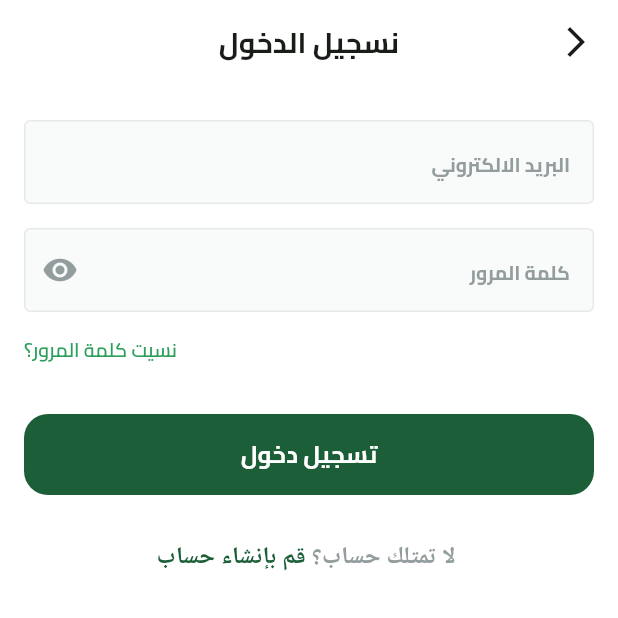
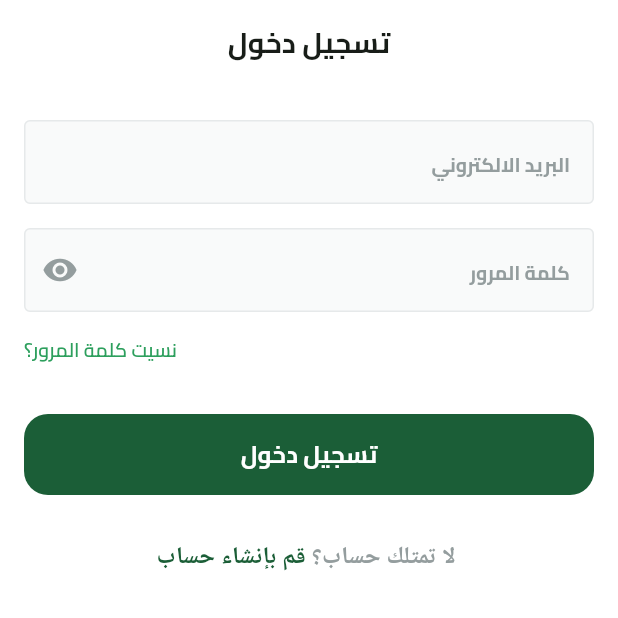
Before and after one commit to ahmedasaber/fruits_ecommerce, a Flutter app: the SignInView screen opened by its route, after a tap on "تسجيل دخول", after a tap on "تسجيل بواسطة جوجل", on a phone screen of 412 x 824 dp, the top half of it. Run offline on Flutter 3.47's test engine with Material 3 defaults, Android fonts, the phone set to English and light mode, and no system bars; drawn by our look-alikes of modal_progress_hud_nsn; our stand-ins replace dartz, dots_indicator, equatable, firebase_auth, firebase_core, flutter_bloc and 5 more; missing offline and left inert: flutter_facebook_auth; accounts and stored records are empty; network calls fail.

Commit message:
localization for onboarding, sign-in and sign-up

```diff
--- a/lib/core/widget/custom_app_bar.dart
+++ b/lib/core/widget/custom_app_bar.dart
@@ -1,13 +1,17 @@
 import 'package:flutter/material.dart';
 import 'package:fruits_ecommerce/core/utils/app_text_style.dart';
+import 'package:fruits_ecommerce/generated/l10n.dart';
 
 AppBar customAppBar(BuildContext context, String title) {
   return AppBar(
-      leading: GestureDetector(
-          onTap: (){
-            Navigator.pop(context);
-          },
-          child: Icon(Icons.arrow_back_ios_new)
+      leading: Visibility(
+        visible: title != S.of(context).login,
+        child: GestureDetector(
+            onTap: (){
+              Navigator.pop(context);
+            },
+            child: Icon(Icons.arrow_back_ios_new)
+        ),
       ),
       centerTitle: true,
       title: Text(
--- a/lib/core/widget/custom_password_textfireld.dart
+++ b/lib/core/widget/custom_password_textfireld.dart
@@ -1,6 +1,7 @@
 import 'package:flutter/material.dart';
 import 'package:fruits_ecommerce/core/utils/app_colors.dart';
 import 'package:fruits_ecommerce/core/widget/custom_text_field.dart';
+import 'package:fruits_ecommerce/generated/l10n.dart';
 
 class PasswordTextField extends StatefulWidget{
   const PasswordTextField({super.key, required this.onSaved});
@@ -17,7 +18,7 @@ class _PasswordTextFieldState extends State<PasswordTextField> {
   Widget build(BuildContext context) {
     return CustomTextFormField(
       onSaved: widget.onSaved,
-      hintText: 'كلمة المرور',
+      hintText: S.of(context).passwordHint,
       textInputType: TextInputType.visiblePassword,
       isObsecure: isNotVisible,
       suffixIcon: GestureDetector(
--- a/lib/features/authentication/presentation/signup_cubit/signup_cubit.dart
+++ b/lib/features/authentication/presentation/signup_cubit/signup_cubit.dart
@@ -1,3 +1,4 @@
+import 'package:flutter/cupertino.dart';
 import 'package:flutter_bloc/flutter_bloc.dart';
 import 'package:equatable/equatable.dart';
 import 'package:fruits_ecommerce/features/authentication/domain/entities/user_entity.dart';
@@ -10,9 +11,10 @@ class SignupCubit extends Cubit<SignupState> {
 
   final AuthRepo authRepo;
 
-  Future<void> createAccount(String name, String email, String password) async {
+  Future<void> createAccount(BuildContext context,String name, String email, String password) async {
     emit(SignupLoading());
     var result = await authRepo.createUserWithEmailAndPassword(
+      context: context,
       name: name,
       email: email,
       password: password,
--- a/lib/features/authentication/presentation/views/signIn_view.dart
+++ b/lib/features/authentication/presentation/views/signIn_view.dart
@@ -7,6 +7,7 @@ import 'package:fruits_ecommerce/core/widget/custom_progress_hud.dart';
 import 'package:fruits_ecommerce/features/authentication/domain/repo/auth_repo.dart';
 import 'package:fruits_ecommerce/features/authentication/presentation/signin_cubit/signin_cubit.dart';
 import 'package:fruits_ecommerce/features/authentication/presentation/views/widgets/signIn_view_body.dart';
+import 'package:fruits_ecommerce/generated/l10n.dart';
 
 class SignInView extends StatelessWidget {
   const SignInView({super.key});
@@ -18,14 +19,14 @@ class SignInView extends StatelessWidget {
     return BlocProvider(
       create: (context) => SignInCubit(getIt<AuthRepo>()),
       child: Scaffold(
-        appBar: customAppBar(context, 'نسجيل الدخول'),
+        appBar: customAppBar(context, S.of(context).login),
         body: BlocConsumer<SignInCubit, SignInState>(
           listener: (context, state) {
             if(state is SignInFailure) {
               return buildErrorBar(context, state.message);
             }
             if(state is SignInSuccess) {
-              return buildErrorBar(context, 'نم التسجيل بنجاح');
+              return buildErrorBar(context, state.userEntity.name+state.userEntity.email+state.userEntity.uId);
             }
           },
           builder: (context, state) {
--- a/lib/features/authentication/presentation/views/signup_view.dart
+++ b/lib/features/authentication/presentation/views/signup_view.dart
@@ -7,6 +7,7 @@ import 'package:fruits_ecommerce/core/widget/custom_app_bar.dart';
 import 'package:fruits_ecommerce/features/authentication/domain/repo/auth_repo.dart';
 import 'package:fruits_ecommerce/features/authentication/presentation/signup_cubit/signup_cubit.dart';
 import 'package:fruits_ecommerce/features/authentication/presentation/views/widgets/singup_view_body.dart';
+import 'package:fruits_ecommerce/generated/l10n.dart';
 import 'package:modal_progress_hud_nsn/modal_progress_hud_nsn.dart';
 
 class SignUpView extends StatelessWidget {
@@ -19,7 +20,7 @@ class SignUpView extends StatelessWidget {
     return BlocProvider(
       create: (context) => SignupCubit(getIt<AuthRepo>()),
       child: Scaffold(
-        appBar: customAppBar(context, 'حساب جديد'),
+        appBar: customAppBar(context, S.of(context).newAccountTitleBar),
         body: BlocConsumer<SignupCubit, SignupState>(
           listener: (context, state) {
             if (state is SignupSuccess){
--- a/lib/features/authentication/presentation/views/widgets/or_divider.dart
+++ b/lib/features/authentication/presentation/views/widgets/or_divider.dart
@@ -1,5 +1,6 @@
 import 'package:flutter/material.dart';
 import 'package:fruits_ecommerce/core/utils/app_text_style.dart';
+import 'package:fruits_ecommerce/generated/l10n.dart';
 
 class OrDivider extends StatelessWidget{
   const OrDivider({super.key});
@@ -9,9 +10,9 @@ class OrDivider extends StatelessWidget{
     return Row(
       children: [
         const Expanded(child: Divider(color: Color(0XFFDDDFDF),)),
-        const Padding(
+        Padding(
           padding: EdgeInsets.symmetric(horizontal: 16.0),
-          child: Text('أو', style: TextStyles.semiBold16,),
+          child: Text(S.of(context).orDivider, style: TextStyles.semiBold16,),
         ),
         const Expanded(child: Divider(color: Color(0XFFDDDFDF)))
       ],
--- a/lib/features/authentication/presentation/views/widgets/signIn_view_body.dart
+++ b/lib/features/authentication/presentation/views/widgets/signIn_view_body.dart
@@ -1,7 +1,6 @@
 import 'package:flutter/material.dart';
 import 'package:flutter_bloc/flutter_bloc.dart';
 import 'package:fruits_ecommerce/constants.dart';
-import 'package:fruits_ecommerce/core/helper_function/error_snack_bar.dart';
 import 'package:fruits_ecommerce/core/utils/app_colors.dart';
 import 'package:fruits_ecommerce/core/utils/app_text_style.dart';
 import 'package:fruits_ecommerce/core/widget/custom_button.dart';
@@ -11,6 +10,7 @@ import 'package:fruits_ecommerce/features/authentication/presentation/signin_cub
 import 'package:fruits_ecommerce/features/authentication/presentation/views/widgets/custom_social_button.dart';
 import 'package:fruits_ecommerce/features/authentication/presentation/views/widgets/custom_two_text.dart';
 import 'package:fruits_ecommerce/features/authentication/presentation/views/widgets/or_divider.dart';
+import 'package:fruits_ecommerce/generated/l10n.dart';
 import '../signup_view.dart';
 
 class SignInViewBody extends StatefulWidget {
@@ -42,7 +42,7 @@ class _SignInViewBodyState extends State<SignInViewBody> {
                 onSaved: (value){
                   email = value!;
                 },
-                hintText: 'البريد الالكتروني',
+                hintText: S.of(context).emailHint,
                 textInputType: TextInputType.emailAddress,
               ),
               const SizedBox(height: 16),
@@ -53,18 +53,18 @@ class _SignInViewBodyState extends State<SignInViewBody> {
               ),
               const SizedBox(height: 16),
               Text(
-                'نسيت كلمة المرور؟',
+                S.of(context).forgotPassword,
                 style: TextStyles.semiBold13.copyWith(
                   color: AppColors.lightPrimaryColor,
                 ),
               ),
               const SizedBox(height: 33,),
               CustomButton(
-                text: 'تسجيل دخول',
+                text: S.of(context).login,
                 onPressed: () {
                   if(formKey.currentState!.validate()){
                     formKey.currentState!.save();
-                    context.read<SignInCubit>().signInWithEmailAndPassword(email.trim(), password.trim());
+                    context.read<SignInCubit>().signInWithEmailAndPassword(context,email.trim(), password.trim());
                   }else{
                     autoValidateMode = AutovalidateMode.always;
                     setState(() {});
@@ -74,7 +74,7 @@ class _SignInViewBodyState extends State<SignInViewBody> {
               const SizedBox(height: 33,),
               Center(
                 child: CustomTwoText(
-                  text1: ' لا تمتلك حساب؟', text2: 'قم بإنشاء حساب',
+                  text1: S.of(context).noAccount, text2: S.of(context).createAccount,
                   onTap: () => Navigator.pushNamed(context, SignUpView.routeName)
                 )
               ),
@@ -82,12 +82,16 @@ class _SignInViewBodyState extends State<SignInViewBody> {
               const OrDivider(),
               const SizedBox(height: 24,),
               CustomSocialButton(onPressed: (){
-                context.read<SignInCubit>().signInWithGoogle();
-              }, title: 'تسجيل بواسطة جوجل', image: 'assets/images/google-icon.svg'),
+                context.read<SignInCubit>().signInWithGoogle(context);
+              }, title: S.of(context).signInWithGoogle, image: 'assets/images/google-icon.svg'),
               const SizedBox(height: 16),
-              CustomSocialButton(onPressed: (){}, title: 'تسجيل بواسطة أبل', image: 'assets/images/apple-icon.svg'),
+              CustomSocialButton(onPressed: (){
+                context.read<SignInCubit>().signInWithApple(context);
+              }, title: S.of(context).signInWithApple, image: 'assets/images/apple-icon.svg'),
               const SizedBox(height: 16),
-              CustomSocialButton(onPressed: (){}, title: 'تسجيل بواسطة فيسبوك', image: 'assets/images/facebook-icon.svg'),
+              CustomSocialButton(onPressed: (){
+                context.read<SignInCubit>().signInWithFacebook(context);
+              }, title: S.of(context).signInWithFacebook, image: 'assets/images/facebook-icon.svg'),
               const SizedBox(height: 33),
             ],
           ),
--- a/lib/features/authentication/presentation/views/widgets/term_and_conditions.dart
+++ b/lib/features/authentication/presentation/views/widgets/term_and_conditions.dart
@@ -2,6 +2,7 @@ import 'package:flutter/cupertino.dart';
 import 'package:flutter/material.dart';
 import 'package:fruits_ecommerce/core/utils/app_colors.dart';
 import 'package:fruits_ecommerce/features/authentication/presentation/views/widgets/custom_checkedbox.dart';
+import 'package:fruits_ecommerce/generated/l10n.dart';
 
 import '../../../../../core/utils/app_text_style.dart';
 
@@ -35,11 +36,11 @@ class _TermsAndConditionsState extends State<TermsAndConditions>{
               style: TextStyles.semiBold13,
               children: [
                 TextSpan(
-                  text: 'من خلال إنشاء حساب ، فإنك توافق على ',
+                  text: S.of(context).termsIntro,
                   style: TextStyle(color: Color(0xff949d9e),),
                 ),
                 TextSpan(
-                  text: 'الشروط والأحكام الخاصة بنا ',
+                  text: S.of(context).termsAndConditions,
                   style: TextStyle(color: AppColors.lightPrimaryColor)
                 ),
               ]
--- a/lib/features/onboarding/presentaion/views/widgets/onboarding_view_body.dart
+++ b/lib/features/onboarding/presentaion/views/widgets/onboarding_view_body.dart
@@ -1,12 +1,12 @@
 import 'package:dots_indicator/dots_indicator.dart';
 import 'package:flutter/material.dart';
 import 'package:fruits_ecommerce/constants.dart';
-import 'package:fruits_ecommerce/core/helper_function/get_current_localization.dart';
 import 'package:fruits_ecommerce/core/services/shared_preferences_singleton.dart';
 import 'package:fruits_ecommerce/core/utils/app_colors.dart';
 import 'package:fruits_ecommerce/core/widget/custom_button.dart';
 import 'package:fruits_ecommerce/features/authentication/presentation/views/signIn_view.dart';
 import 'package:fruits_ecommerce/features/onboarding/presentaion/views/widgets/onboarding_page_view.dart';
+import 'package:fruits_ecommerce/generated/l10n.dart';
 
 class OnBoardingViewBody extends StatefulWidget{
   const OnBoardingViewBody({super.key});
@@ -42,7 +42,6 @@ class _OnBoardingViewBodyState extends State<OnBoardingViewBody> {
         ),
         DotsIndicator(
           dotsCount: 2,
-          //reversed: isArabic() ? true : false,
           decorator: DotsDecorator(
             activeColor: AppColors.primaryColor,
             color: currentPage == 0 ? AppColors.primaryColor.withValues(alpha: 0.5) : AppColors.primaryColor
@@ -59,7 +58,7 @@ class _OnBoardingViewBodyState extends State<OnBoardingViewBody> {
           child: Padding(
             padding: const EdgeInsets.symmetric(horizontal: kHorizontalPadding),
             child: CustomButton(
-              text: 'ابدأ الان',
+              text: S.of(context).startNow,
               onPressed: (){
                 AppPrefs.setBool(kOnBoardingViewSeen, true);
                 Navigator.pushReplacementNamed(context, SignInView.routeName);
--- a/lib/features/onboarding/presentaion/views/widgets/page_view_item.dart
+++ b/lib/features/onboarding/presentaion/views/widgets/page_view_item.dart
@@ -5,6 +5,7 @@ import 'package:fruits_ecommerce/constants.dart';
 import 'package:fruits_ecommerce/core/services/shared_preferences_singleton.dart';
 import 'package:fruits_ecommerce/core/utils/app_text_style.dart';
 import 'package:fruits_ecommerce/features/authentication/presentation/views/signIn_view.dart';
+import 'package:fruits_ecommerce/generated/l10n.dart';
 
 import '../../../../../core/helper_function/get_current_localization.dart';
 
@@ -55,7 +56,7 @@ class PageViewItem extends StatelessWidget {
                       left: isArabic() ? 0 : 20,
                     ),
                     child: Text(
-                      "تخط",
+                      S.of(context).skip,
                       style: TextStyles.regular13.copyWith(color: Color(0xff949D9E)),
                     ),
                   ),
--- a/pubspec.yaml
+++ b/pubspec.yaml
@@ -43,6 +43,7 @@ dependencies:
   dartz: ^0.10.1
   firebase_auth: ^5.6.0
   google_sign_in: ^6.2.1
+  flutter_facebook_auth: ^6.2.0
   flutter_bloc: ^9.1.1
   equatable: ^2.0.7
   get_it: ^8.0.3
@@ -60,7 +61,7 @@ dev_dependencies:
   # package. See that file for information about deactivating specific lint
   # rules and activating additional ones.
   flutter_lints: ^5.0.0
-
+  intl_utils: ^2.8.3
 # For information on the generic Dart part of this file, see the
 # following page: https://dart.dev/tools/pub/pubspec
 
```
Also changed, not shown: lib/core/services/firebase_auth_service.dart (+58 -13 lines), lib/features/authentication/data/repo/auth_repo_implemtation.dart (+20 -7 lines), lib/features/authentication/domain/repo/auth_repo.dart (+5 -3 lines), lib/features/authentication/presentation/signin_cubit/signin_cubit.dart (+31 -12 lines), lib/features/authentication/presentation/views/widgets/singup_view_body.dart (+7 -6 lines), lib/features/onboarding/presentaion/views/widgets/onboarding_page_view.dart (+7 -9 lines), lib/l10n/intl_ar.arb (+37 -1 lines), lib/l10n/intl_en.arb (+37 -1 lines), lib/generated/intl/messages_all.dart, lib/generated/intl/messages_ar.dart, lib/generated/intl/messages_en.dart, lib/generated/l10n.dart, pubspec.lock, 2 other files.
